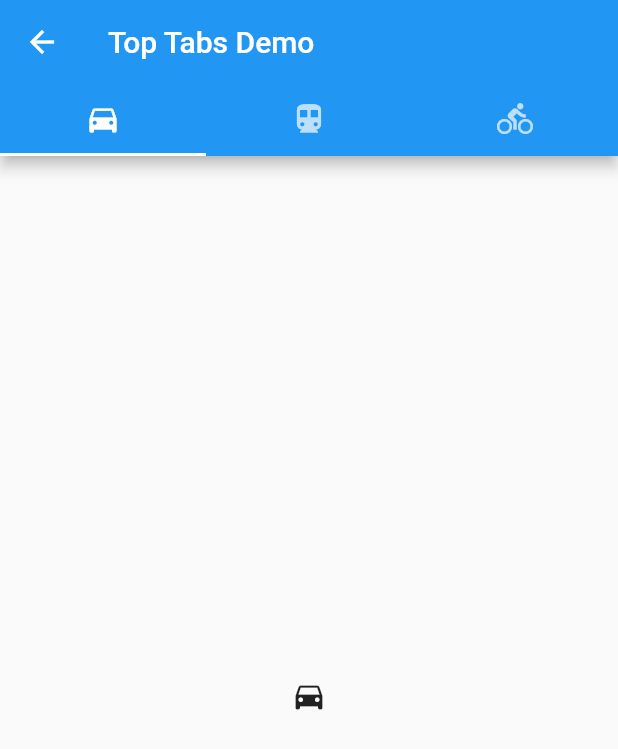
After one commit to tkugimot/cookbooks_tkugimot, a Flutter app: the screen it shows after launch, after a tap on "Tabs Top", on a phone screen of 412 x 824 dp. The commit adds this screen. Shown: the top 749 px of the screen. Run offline on Flutter 3.47's test engine with Material 2 defaults, Android fonts, the phone set to English and light mode, and no system bars.

Commit message:
Add TabsTop Screen

```diff
--- a/lib/main.dart
+++ b/lib/main.dart
@@ -1,6 +1,7 @@
 import 'package:cookbooks_tkugimot/screens/GridListScreen.dart';
 import 'package:cookbooks_tkugimot/screens/HomeScreen.dart';
 import 'package:cookbooks_tkugimot/screens/LoginScreen.dart';
+import 'package:cookbooks_tkugimot/screens/TabsTopScreen.dart';
 import 'package:flutter/material.dart';
 import 'package:provider/provider.dart';
 
@@ -23,6 +24,7 @@ class MyApp extends StatelessWidget {
           '/': (context) => HomeScreen(),
           '/login': (context) => LoginScreen(),
           '/grid-list': (context) => GridListScreen(),
+          '/tabs-top': (context) => TabsTopScreen(),
         },
       ),
     );
--- a/lib/screens/HomeScreen.dart
+++ b/lib/screens/HomeScreen.dart
@@ -2,6 +2,7 @@ import 'package:cookbooks_tkugimot/common/OriginalAppBar.dart';
 import 'package:cookbooks_tkugimot/common/OriginalDrawer.dart';
 import 'package:cookbooks_tkugimot/screens/GridListScreen.dart';
 import 'package:cookbooks_tkugimot/screens/LoginScreen.dart';
+import 'package:cookbooks_tkugimot/screens/TabsTopScreen.dart';
 import 'package:flutter/cupertino.dart';
 import 'package:flutter/material.dart';
 
@@ -38,6 +39,16 @@ class HomeScreen extends StatelessWidget {
               );
             },
           ),
+          ListTile(
+            leading: Icon(Icons.photo_album),
+            title: Text('Tabs Top'),
+            onTap: () {
+              Navigator.push(
+                  context,
+                  MaterialPageRoute(builder: (context) => TabsTopScreen())
+              );
+            },
+          ),
         ],
       ),
       // drawer: top-left
--- /dev/null
+++ b/lib/screens/TabsTopScreen.dart
@@ -0,0 +1,30 @@
+import 'package:flutter/cupertino.dart';
+import 'package:flutter/material.dart';
+
+class TabsTopScreen extends StatelessWidget {
+  @override
+  Widget build(BuildContext context) {
+    return DefaultTabController(
+      length: 3,
+      child: Scaffold(
+        appBar: AppBar(
+          bottom: TabBar(
+            tabs: [
+              Tab(icon: Icon(Icons.directions_car)),
+              Tab(icon: Icon(Icons.directions_transit)),
+              Tab(icon: Icon(Icons.directions_bike)),
+            ]
+          ),
+          title: Text('Top Tabs Demo')
+        ),
+        body: TabBarView(
+          children: [
+            Icon(Icons.directions_car),
+            Icon(Icons.directions_transit),
+            Icon(Icons.directions_bike),
+          ],
+        )
+      )
+    );
+  }
+}
```
Also changed, not shown: lib/screens/BottomNavigationScreen.dart (added, +30 -0 lines).
